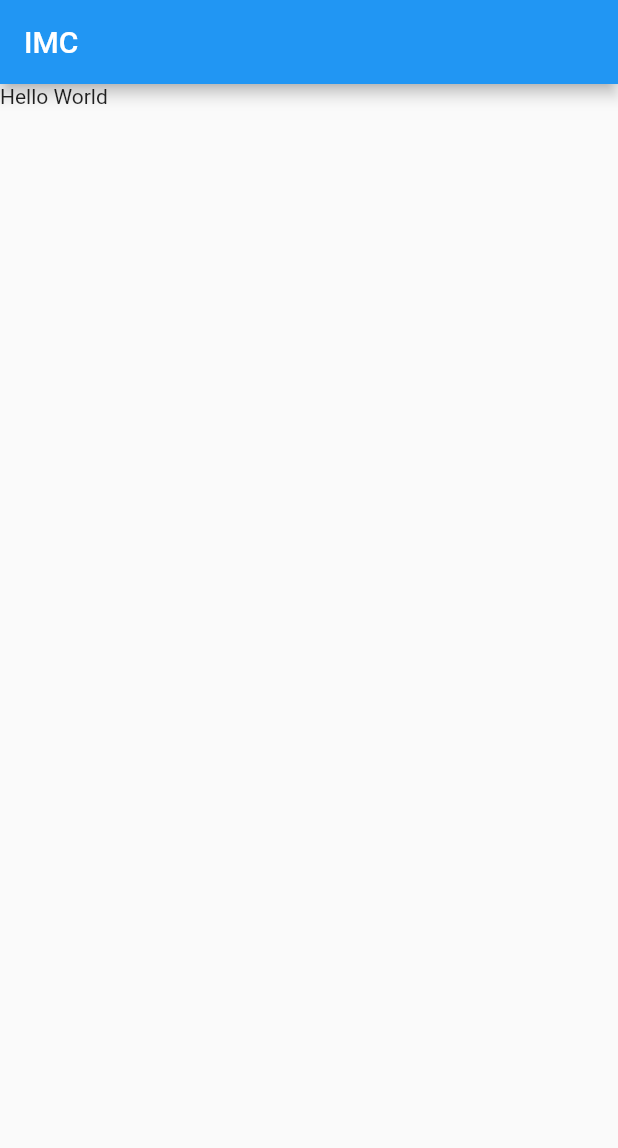
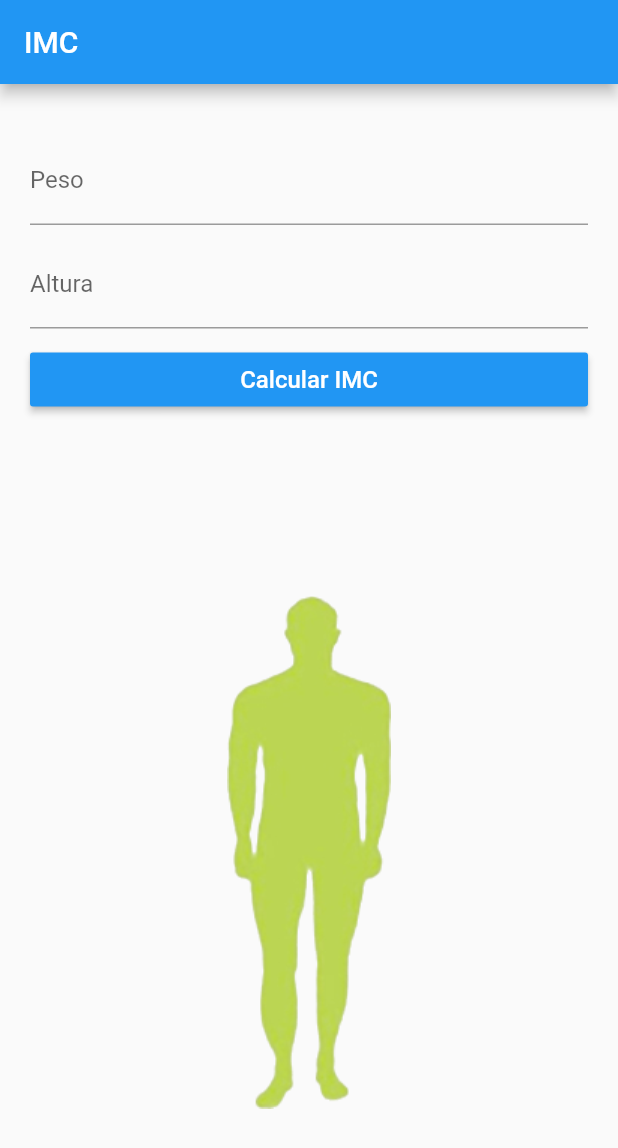
Before and after one commit to mathfmartins/imc_app, a Flutter app: the screen it shows after launch, on a phone screen of 412 x 824 dp. Shown: the top 1148 px of the screen. Run offline on Flutter 3.47's test engine with Material 2 defaults, Android fonts, the phone set to English and light mode, and no system bars.

Commit message:
layout parte 1

```diff
--- a/lib/main.dart
+++ b/lib/main.dart
@@ -8,12 +8,73 @@ class MyApp extends StatelessWidget {
   @override
   Widget build(BuildContext context) {
       return MaterialApp(
+        theme: ThemeData(
+          primaryColor: Colors.blue
+        ),
         home: Scaffold(
           appBar: AppBar(
             title: Text('IMC'),
             centerTitle: false,
           ),
-          body: Text('Hello World')
+          body: Column(
+            mainAxisAlignment: MainAxisAlignment.start,
+            crossAxisAlignment: CrossAxisAlignment.end,
+            children: [
+             Flexible(
+               flex: 1,
+               child: Container(
+                 margin: EdgeInsets.fromLTRB(20, 0, 20, 0),
+                 child: Column(
+                   mainAxisAlignment: MainAxisAlignment.center,
+                   children: [
+                    TextField(
+                      decoration: InputDecoration(
+                        labelText: 'Peso',
+                        hintText: 'Peso em kg.'
+                      ),
+                      keyboardType: TextInputType.number,
+                    ),
+                    Container( // ou SizedBox
+                      height: 10
+                    ),
+                    TextField(
+                      decoration: InputDecoration(
+                        labelText: 'Altura',
+                        hintText: 'Altura em metros.'
+                      ),
+                      keyboardType: TextInputType.numberWithOptions(
+                        decimal: true,
+                        signed: false,
+                      ),
+                    ),
+                     Container( //ou SizedBox
+                      height: 10
+                    ),
+                    Container(
+                      width: double.infinity,
+                      child: RaisedButton(
+                        color: Theme.of(context).primaryColor,
+                        child: Text(
+                          'Calcular IMC',
+                          style: TextStyle(
+                            color: Colors.white,
+                            fontSize: 16
+                          ),
+                        ),
+                        onPressed: () {
+                          //função
+                        },
+                      ),
+                    ),
+                 ],),
+               )
+             ),
+             Flexible(
+               flex: 2,
+               child: Center(child: Image.asset('assets/images/abaixo.png')),
+             )
+            ],
+          )
         )
       );
   }
```
Also changed, not shown: pubspec.yaml (+6 -3 lines), assets/images/abaixo.png (added), assets/images/ideal.png (added), assets/images/magreza.png (added), assets/images/obesidade.png (added), assets/images/sobre.png (added).
